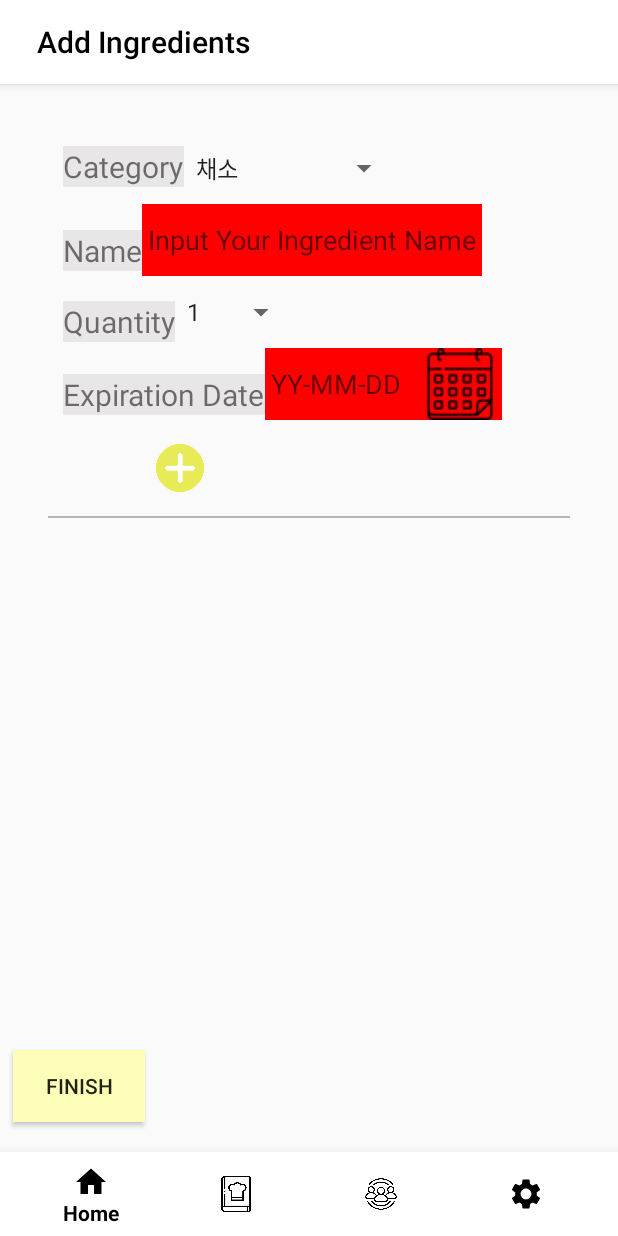
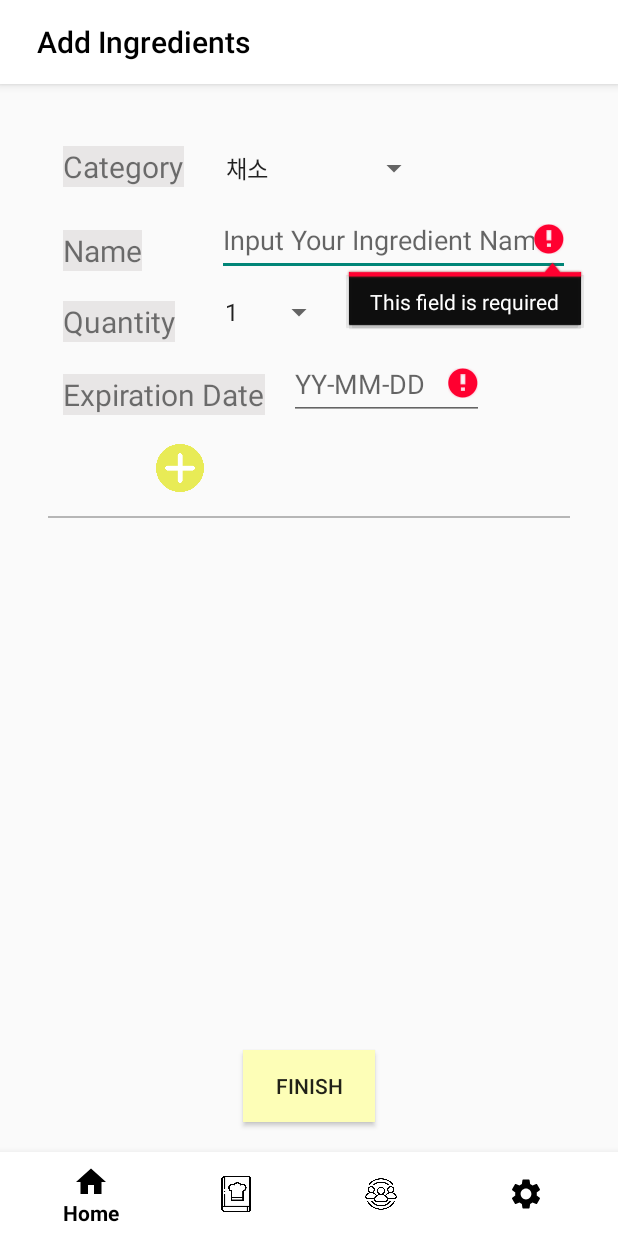
Before and after one commit to oosedus/FridgeGuardian, an Android app: the KeyboardRegistrationActivity screen opened directly, with no data from a screen before it, after a tap on "FINISH", on a phone screen of 412 x 824 dp. Run offline under Robolectric (Android 15) with nearby library versions, the phone set to English and light mode, and no system bars; our stand-ins replace Firebase (no records; nobody signed in at launch, a user with empty details on screens opened directly).

```diff
--- a/app/src/main/AndroidManifest.xml
+++ b/app/src/main/AndroidManifest.xml
@@ -54,6 +54,7 @@
         <activity android:name=".BookmarkActivity"/>
         <activity android:name=".KeyboardRegistrationActivity" />
         <activity android:name=".VoiceRegistrationActivity"/>
+        <activity android:name=".IngredientEditActivity"/>
     </application>
 
 </manifest>
--- a/app/src/main/java/com/example/fridgeguardian/HomeActivity.kt
+++ b/app/src/main/java/com/example/fridgeguardian/HomeActivity.kt
@@ -141,6 +141,7 @@ class HomeActivity : AppCompatActivity() {
                 ingredientsList.clear()
                 for (document in snapshot.documents) {
                     val ingredient = document.toObject(Ingredient::class.java)
+                    ingredient?.documentId = document.id // 각 식재료 별 업데이트할때 필요한 식재료 ID
                     ingredient?.let { ingredientsList.add(it) }
                 }
                 ingredientsList.sortBy { it.daysUntilExpired }
--- a/app/src/main/java/com/example/fridgeguardian/IntroActivity.kt
+++ b/app/src/main/java/com/example/fridgeguardian/IntroActivity.kt
@@ -17,7 +17,6 @@ class IntroActivity : AppCompatActivity() {
         super.onCreate(savedInstanceState)
 
         binding = DataBindingUtil.setContentView(this,R.layout.activity_intro)
-
         binding.loginBtn.setOnClickListener {
             val intent = Intent(this,LoginActivity::class.java)
             startActivity(intent)
--- a/app/src/main/java/com/example/fridgeguardian/KeyboardRegistrationActivity.kt
+++ b/app/src/main/java/com/example/fridgeguardian/KeyboardRegistrationActivity.kt
@@ -15,6 +15,7 @@ import androidx.appcompat.app.AppCompatActivity
 import com.example.fridgeguardian.databinding.ActivityKeyboardRegistrationBinding
 import com.google.firebase.auth.FirebaseAuth
 import com.google.firebase.firestore.FirebaseFirestore
+import java.text.ParseException
 import java.text.SimpleDateFormat
 import java.util.*
 
@@ -99,25 +100,25 @@ class KeyboardRegistrationActivity : AppCompatActivity() {
     private fun setupDatePicker(editText: EditText) {
         editText.setOnClickListener {
             val calendar = Calendar.getInstance()
-            DatePickerDialog(this,
-                { _, year, month, dayOfMonth ->
+            DatePickerDialog(this, { _, year, month, dayOfMonth ->
                 val selectedCalendar = Calendar.getInstance()
                 selectedCalendar.set(year, month, dayOfMonth, 0, 0, 0)
-                    if (selectedCalendar.time.before(Calendar.getInstance().time)) {
-                        // 사용자가 현재 시간보다 과거 날짜를 골랐을때 오류
+                val today = Calendar.getInstance()
+                today.set(Calendar.HOUR_OF_DAY, 0)
+                today.set(Calendar.MINUTE, 0)
+                today.set(Calendar.SECOND, 0)
+                today.set(Calendar.MILLISECOND, 0)
+
+                if (!selectedCalendar.after(today)) {
                     editText.setBackgroundColor(Color.RED)
-                        Toast.makeText(this, "Expiration date cannot be in the past.", Toast.LENGTH_LONG).show()
+                    Toast.makeText(this, "Expiration date cannot be in the past or today.", Toast.LENGTH_LONG).show()
                 } else {
                     editText.tag = selectedCalendar.time
-                        val dateFormat = SimpleDateFormat("yy-MM-dd", Locale.getDefault())
+                    val dateFormat = SimpleDateFormat("yyyy-MM-dd", Locale.getDefault())
                     editText.setText(dateFormat.format(selectedCalendar.time))
                     editText.setBackgroundColor(Color.TRANSPARENT)
                 }
-                },
-                calendar.get(Calendar.YEAR),
-                calendar.get(Calendar.MONTH),
-                calendar.get(Calendar.DAY_OF_MONTH)
-            ).show()
+            }, calendar.get(Calendar.YEAR), calendar.get(Calendar.MONTH), calendar.get(Calendar.DAY_OF_MONTH)).show()
         }
     }
 
@@ -125,9 +126,7 @@ class KeyboardRegistrationActivity : AppCompatActivity() {
     // 다 채워졌을때만 Firestore 에 저장됨.
     private fun handleFinishButton() {
         binding.btnFinish.setOnClickListener {
-            val allFormsFilled = checkAllForms()
-
-            if (allFormsFilled) {
+            if (validateInputs()) {
                 ingredientsList.clear()
                 for (i in 0 until binding.ingredientFormContainer.childCount) {
                     val ingredientView = binding.ingredientFormContainer.getChildAt(i)
@@ -142,7 +141,7 @@ class KeyboardRegistrationActivity : AppCompatActivity() {
                         ingredientsList.add(Ingredient(name, category, quantity, expDate))
                     } else {
                         // Handle the case where expDate is null
-                        Toast.makeText(this, "Please enter a valid expiration date for all ingredients.", Toast.LENGTH_SHORT).show()
+                        Toast.makeText(this, "Please enter a valid expiration date for all ingredients.", Toast.LENGTH_LONG).show()
                         return@setOnClickListener
                     }
                 }
@@ -150,39 +149,6 @@ class KeyboardRegistrationActivity : AppCompatActivity() {
             }
         }
     }
-
-
-    private fun checkAllForms(): Boolean {
-        var allFilled = true
-        for (i in 0 until binding.ingredientFormContainer.childCount) {
-            val ingredientView = binding.ingredientFormContainer.getChildAt(i)
-            val name = ingredientView.findViewById<EditText>(R.id.editTextName).text.toString()
-            val expDateEditText = ingredientView.findViewById<EditText>(R.id.editTextExpirationDate)
-            val expDate = expDateEditText.tag as? Date
-
-            if (name.isEmpty() || expDate == null) {
-                allFilled = false
-                if (name.isEmpty()) {
-                    ingredientView.findViewById<EditText>(R.id.editTextName).apply {
-                        requestFocus()
-                        setBackgroundColor(Color.RED)
-                    }
-                }
-                if (expDate == null) {
-                    expDateEditText.apply {
-                        requestFocus()
-                        setBackgroundColor(Color.RED)
-                    }
-                    Toast.makeText(this, "Please fill in all fields and make sure dates are correct.", Toast.LENGTH_SHORT).show()
-                }
-            } else {
-                ingredientView.findViewById<EditText>(R.id.editTextName).setBackgroundColor(Color.TRANSPARENT)
-                expDateEditText.setBackgroundColor(Color.TRANSPARENT)
-            }
-        }
-        return allFilled
-    }
-
 
     // 완료 후 HomeActivity 로 돌아가서 실시간 업데이트 내용 확인
     private fun saveIngredientsToFirestore(userEmail: String, ingredients: List<Ingredient>) {
@@ -197,6 +163,50 @@ class KeyboardRegistrationActivity : AppCompatActivity() {
             }
         }
     }
+    private fun validateInputs(): Boolean {
+        var isValid = true
+
+        for (i in 0 until binding.ingredientFormContainer.childCount) {
+            val ingredientView = binding.ingredientFormContainer.getChildAt(i)
+
+            // Name validation
+            val nameEditText = ingredientView.findViewById<EditText>(R.id.editTextName)
+            if (nameEditText.text.isNullOrEmpty()) {
+                nameEditText.error = "This field is required"
+                isValid = false
+            }
+
+            // Category validation
+            val categorySpinner = ingredientView.findViewById<Spinner>(R.id.spinnerCategory)
+            if (categorySpinner.selectedItem == null) {
+                Toast.makeText(this, "Please select a category", Toast.LENGTH_LONG).show()
+                isValid = false
+            }
+
+            // Quantity validation
+            val quantitySpinner = ingredientView.findViewById<Spinner>(R.id.spinnerQuantity)
+            if (quantitySpinner.selectedItem == null || quantitySpinner.selectedItem.toString().toIntOrNull() == null) {
+                Toast.makeText(this, "Please select a quantity", Toast.LENGTH_LONG).show()
+                isValid = false
+            }
+
+            // Expiration date validation
+            val expDateEditText = ingredientView.findViewById<EditText>(R.id.editTextExpirationDate)
+            val dateFormat = SimpleDateFormat("yyyy-MM-dd", Locale.getDefault())
+            try {
+                val date = dateFormat.parse(expDateEditText.text.toString())
+                if (date == null || date.before(Date())) {
+                    expDateEditText.error = "Please enter a valid future date"
+                    isValid = false
+                }
+            } catch (e: ParseException) {
+                expDateEditText.error = "Please enter a valid date in format YYYY-MM-DD"
+                isValid = false
+            }
+        }
+
+        return isValid
+    }
 
     private fun navigateBackToHome() {
         val intent = Intent(this, HomeActivity::class.java)
--- a/app/src/main/res/layout/activity_keyboard_registration.xml
+++ b/app/src/main/res/layout/activity_keyboard_registration.xml
@@ -1,14 +1,14 @@
 <RelativeLayout xmlns:android="http://schemas.android.com/apk/res/android"
+    xmlns:app="http://schemas.android.com/apk/res-auto"
     android:layout_width="match_parent"
-    android:layout_height="match_parent"
-    xmlns:app="http://schemas.android.com/apk/res-auto">
+    android:layout_height="match_parent">
 
     <com.google.android.material.appbar.AppBarLayout
         android:id="@+id/appBarLayout"
         android:layout_width="match_parent"
         android:layout_height="wrap_content"
-        android:theme="@style/ThemeOverlay.AppCompat.Dark.ActionBar"
-        android:elevation="4dp">
+        android:elevation="4dp"
+        android:theme="@style/ThemeOverlay.AppCompat.Dark.ActionBar">
 
         <androidx.appcompat.widget.Toolbar
             android:id="@+id/toolbar"
@@ -26,9 +26,9 @@
         android:layout_height="wrap_content"
         android:layout_alignParentBottom="true"
         android:background="#FFFFFFFF"
-        app:menu="@menu/bottom_navigation_menu"
         app:itemIconTint="#FF000000"
-        app:itemTextColor="#FF000000" />
+        app:itemTextColor="#FF000000"
+        app:menu="@menu/bottom_navigation_menu" />
 
 
     <ScrollView
@@ -41,20 +41,16 @@
             android:layout_width="match_parent"
             android:layout_height="wrap_content"
             android:orientation="vertical"
-            android:padding="16dp">
-        </LinearLayout>
+            android:padding="16dp"></LinearLayout>
     </ScrollView>
 
     <Button
         android:id="@+id/btnFinish"
         android:layout_width="wrap_content"
         android:layout_height="wrap_content"
-        android:layout_above="@+id/navigation"
-        android:layout_alignParentEnd="true"
+        android:layout_above="@id/navigation"
         android:layout_centerHorizontal="true"
-        android:layout_marginStart="8dp"
         android:layout_marginTop="8dp"
-        android:layout_marginEnd="315dp"
         android:layout_marginBottom="20dp"
         android:background="@color/mainColor_insun"
         android:text="FINISH" />
--- a/app/src/main/res/layout/dialog_register_option.xml
+++ b/app/src/main/res/layout/dialog_register_option.xml
@@ -9,7 +9,7 @@
         android:id="@+id/keyboard_registration_layout"
         android:layout_width="wrap_content"
         android:layout_height="wrap_content"
-        android:background="@color/white"
+        android:background="@drawable/ingredient_register_click_selector"
         android:clickable="true"
         android:focusable="true"
         android:orientation="horizontal"
@@ -40,7 +40,7 @@
         android:id="@+id/voice_registration_layout"
         android:layout_width="match_parent"
         android:layout_height="wrap_content"
-        android:background="@color/white"
+        android:background="@drawable/ingredient_register_click_selector"
         android:clickable="true"
         android:focusable="true"
         android:orientation="horizontal"
--- a/app/src/main/res/layout/ingredient_registraton_form.xml
+++ b/app/src/main/res/layout/ingredient_registraton_form.xml
@@ -9,14 +9,16 @@
         android:layout_width="match_parent"
         android:layout_height="wrap_content"
         android:orientation="horizontal">
+
         <TextView
             android:layout_width="wrap_content"
             android:layout_height="wrap_content"
+            android:layout_marginLeft="10dp"
+            android:layout_marginBottom="4dp"
+            android:background="#66CDC9C9"
+            android:layout_marginRight="20dp"
             android:text="Category"
-            android:layout_marginLeft="10dp"
-            android:textSize="20dp"
-            android:background="#66CDC9C9"
-            android:layout_marginBottom="4dp"/>
+            android:textSize="20dp" />
 
         <Spinner
             android:id="@+id/spinnerCategory"
@@ -36,12 +38,13 @@
         <TextView
             android:layout_width="wrap_content"
             android:layout_height="wrap_content"
+            android:layout_marginLeft="10dp"
+            android:layout_marginTop="8dp"
+            android:layout_marginBottom="4dp"
+            android:background="#66CDC9C9"
+            android:layout_marginRight="50dp"
             android:text="Name"
-            android:layout_marginTop="8dp"
-            android:layout_marginLeft="10dp"
-            android:textSize="20dp"
-            android:background="#66CDC9C9"
-            android:layout_marginBottom="4dp"/>
+            android:textSize="20dp" />
 
         <EditText
             android:id="@+id/editTextName"
@@ -61,12 +64,13 @@
         <TextView
             android:layout_width="wrap_content"
             android:layout_height="wrap_content"
+            android:layout_marginLeft="10dp"
+            android:layout_marginTop="8dp"
+            android:layout_marginBottom="4dp"
+            android:background="#66CDC9C9"
+            android:layout_marginRight="25dp"
             android:text="Quantity"
-            android:layout_marginTop="8dp"
-            android:layout_marginLeft="10dp"
-            android:textSize="20dp"
-            android:background="#66CDC9C9"
-            android:layout_marginBottom="4dp"/>
+            android:textSize="20dp" />
 
         <Spinner
             android:id="@+id/spinnerQuantity"
@@ -87,12 +91,13 @@
         <TextView
             android:layout_width="wrap_content"
             android:layout_height="wrap_content"
+            android:layout_marginLeft="10dp"
+            android:layout_marginTop="8dp"
+            android:layout_marginBottom="4dp"
+            android:background="#66CDC9C9"
+            android:layout_marginRight="16dp"
             android:text="Expiration Date"
-            android:layout_marginTop="8dp"
-            android:layout_marginLeft="10dp"
-            android:textSize="20dp"
-            android:background="#66CDC9C9"
-            android:layout_marginBottom="4dp"/>
+            android:textSize="20dp" />
 
         <EditText
             android:id="@+id/editTextExpirationDate"
```
Also changed, not shown: app/src/main/java/com/example/fridgeguardian/IngredientAdapter.kt (+15 -1 lines), app/src/main/java/com/example/fridgeguardian/IngredientEditActivity.kt (added, +232 -0 lines), app/src/main/res/layout/activity_ingredient_edit.xml (added, +174 -0 lines). Lines whose indentation alone changed are shown as unchanged.
